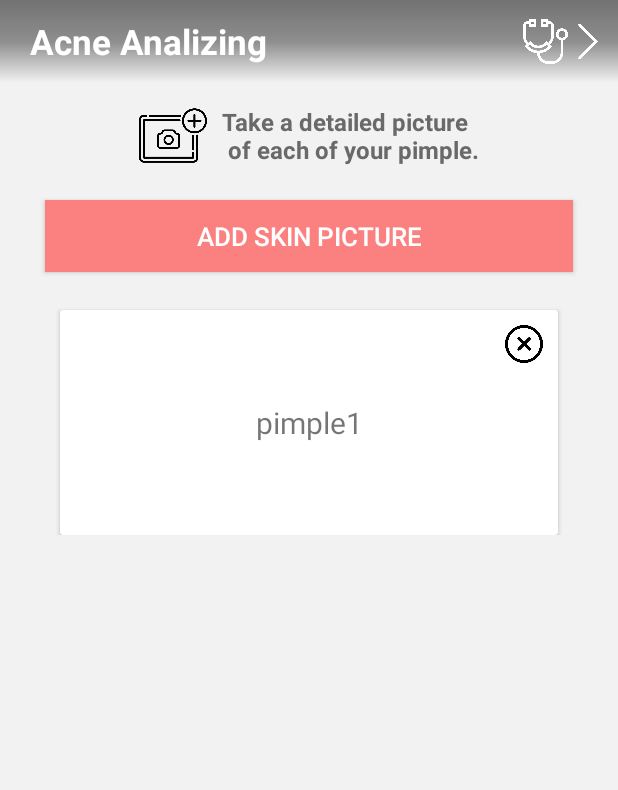
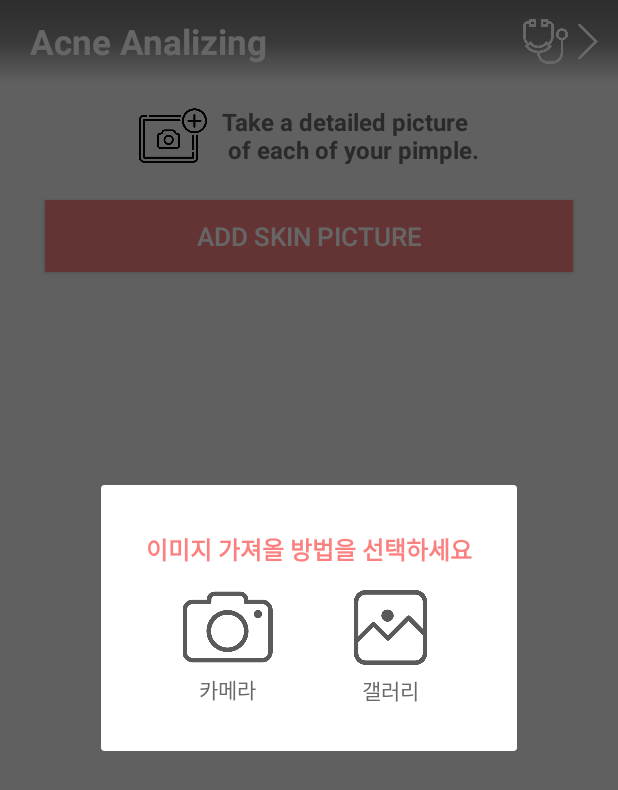
Before and after one commit to OneParkTwoLee/AcneAnalyzer, an Android app: the screen it shows after launch (MainActivity), after a tap on "ADD SKIN PICTURE", on a phone screen of 412 x 824 dp. Shown: the top 790 px of the screen. Run offline under Robolectric (Android 15) with nearby library versions, the phone set to English and light mode, and no system bars.

Commit message:
Custom Dialog finish & checking

```diff
--- /dev/null
+++ b/app/src/main/java/com/onePtwoL/acneanalyzer/DialogClickListener.java
@@ -0,0 +1,6 @@
+package com.onePtwoL.acneanalyzer;
+
+public interface DialogClickListener {
+    void onCameraClick();
+    void onGalleryClick();
+}
--- /dev/null
+++ b/app/src/main/java/com/onePtwoL/acneanalyzer/DialogForImage.java
@@ -0,0 +1,52 @@
+package com.onePtwoL.acneanalyzer;
+
+import androidx.annotation.NonNull;
+import androidx.appcompat.app.AppCompatActivity;
+
+import android.app.Dialog;
+import android.content.Context;
+import android.graphics.Camera;
+import android.os.Bundle;
+import android.view.View;
+import android.widget.ImageButton;
+import android.widget.ImageView;
+
+public class DialogForImage extends Dialog {
+
+    private Context context;
+    private DialogClickListener dialogClickListener;
+    private ImageView CameraBtn, GalleryBtn;
+
+    public DialogForImage(@NonNull Context context, DialogClickListener dialogClickListener) {
+        super(context);
+        this.context = context;
+        this.dialogClickListener = dialogClickListener;
+    }
+
+    @Override
+    protected void onCreate(Bundle savedInstanceState) {
+        super.onCreate(savedInstanceState);
+        setContentView(R.layout.activity_dialog_for_image);
+
+        CameraBtn = findViewById(R.id.dialog_camera_btn);
+        GalleryBtn = findViewById(R.id.dialog_gallary_btn);
+        CameraBtn.setClickable(true);
+        GalleryBtn.setClickable(true);
+
+        CameraBtn.setOnClickListener(new View.OnClickListener() {
+            @Override
+            public void onClick(View v) {
+                dialogClickListener.onCameraClick();
+                dismiss();
+            }
+        });
+
+        GalleryBtn.setOnClickListener(new View.OnClickListener() {
+            @Override
+            public void onClick(View v) {
+                dialogClickListener.onGalleryClick();
+                dismiss();
+            }
+        });
+    }
+}
--- a/app/src/main/java/com/onePtwoL/acneanalyzer/MainActivity.java
+++ b/app/src/main/java/com/onePtwoL/acneanalyzer/MainActivity.java
@@ -4,12 +4,16 @@ import androidx.appcompat.app.AppCompatActivity;
 import androidx.recyclerview.widget.LinearLayoutManager;
 import androidx.recyclerview.widget.RecyclerView;
 
+import android.content.Context;
+import android.graphics.Bitmap;
 import android.graphics.Color;
 import android.graphics.PorterDuff;
+import android.net.Uri;
 import android.os.Bundle;
 import android.util.Log;
 import android.view.MotionEvent;
 import android.view.View;
+import android.view.WindowManager;
 import android.widget.Button;
 import android.widget.ImageButton;
 import android.widget.ImageView;
@@ -18,15 +22,29 @@ import android.widget.LinearLayout;
 import java.util.ArrayList;
 
 public class MainActivity extends AppCompatActivity {
+    /* Activity와 연결된 컴포넌트 */
     Button AddPicBtn;
     ImageView DiagnosisImageView, NextImageView;
     LinearLayout NextLinearLayout;
 
+    /* RecyclerView와 관련된 컴포넌트 */
     ArrayList<Skin> skinArrayList;
     RecyclerView recyclerView;
     LinearLayoutManager layoutManager;
     MyAdapter myAdapter;
     int count = 0;
+
+    /* 카메라, 갤러리와 관련된 컴포넌트 */
+    DialogForImage dialog;
+
+    private static final int PICK_FROM_CAMERA = 1;
+    private static final int PICK_FROM_ALBUM = 2;
+    private static final int CROP_PICTURE = 3;
+    private static final int PICK_FROM_FILE = 4;
+
+    private static Uri imageUri;
+    private String imagePath;
+    private Bitmap imageBitmap;
 
 
     @Override
@@ -38,9 +56,10 @@ public class MainActivity extends AppCompatActivity {
         DiagnosisImageView = findViewById(R.id.diag_ImageView);
         NextImageView = findViewById(R.id.next_ImageView);
         NextLinearLayout = findViewById(R.id.next_LinearLayout);
+        // UI(Custom ActionBar)
         setActionBarButton();
 
-
+        // RecyclerView 설정
         skinArrayList = new ArrayList<>();
 
         recyclerView = findViewById(R.id.picture_RecyclerView);
@@ -51,7 +70,8 @@ public class MainActivity extends AppCompatActivity {
         myAdapter = new MyAdapter(skinArrayList);
         recyclerView.setAdapter(myAdapter);
         Log.d("리싸이클러뷰 생성", "true");
-        setClickActionWithAddBtn();
+        //setClickActionWithAddBtn_TEST();
+        clickAddPictureBtn();
 
     }
 
@@ -74,7 +94,8 @@ public class MainActivity extends AppCompatActivity {
         });
     }
 
-    public void setClickActionWithAddBtn(){
+    /* RecyclerView 추가 버튼 - TEST */
+    public void setClickActionWithAddBtn_TEST(){
         AddPicBtn.setOnClickListener(new View.OnClickListener() {
             @Override
             public void onClick(View v) {
@@ -85,4 +106,32 @@ public class MainActivity extends AppCompatActivity {
             }
         });
     }
+
+    public void clickAddPictureBtn(){
+        AddPicBtn.setOnClickListener(new View.OnClickListener() {
+            @Override
+            public void onClick(View v) {
+                dialog = new DialogForImage(MainActivity.this, new DialogClickListener() {
+                    @Override
+                    public void onCameraClick() {
+                        Log.d("카메라 클릭", "OK");
+                    }
+
+                    @Override
+                    public void onGalleryClick() {
+                        Log.d("갤러리 클릭", "OK");
+                    }
+                });
+                dialog.setCancelable(true);
+                dialog.setCanceledOnTouchOutside(true);
+                dialog.getWindow().setLayout(WindowManager.LayoutParams.MATCH_PARENT, WindowManager.LayoutParams.MATCH_PARENT);
+                dialog.show();
+            }
+        });
+
+    }
+
+
+
+
 }
--- a/app/src/main/res/drawable/box_with_stroke.xml
+++ b/app/src/main/res/drawable/box_with_stroke.xml
@@ -3,6 +3,6 @@
     <solid android:color="@color/colorWhite"/>
     <stroke
         android:width="3dp"
-        android:color="@android:color/darker_gray"/>
+        android:color="@color/colorLightRed"/>
     <corners android:radius="15dp"/>
 </shape>
--- /dev/null
+++ b/app/src/main/res/layout/activity_dialog_for_image.xml
@@ -0,0 +1,74 @@
+<?xml version="1.0" encoding="utf-8"?>
+<androidx.constraintlayout.widget.ConstraintLayout
+    xmlns:android="http://schemas.android.com/apk/res/android"
+    xmlns:app="http://schemas.android.com/apk/res-auto"
+    android:layout_width="match_parent"
+    android:layout_height="match_parent"
+    android:layout_margin="30dp">
+    <TextView
+        android:id="@+id/dialog_title_textView"
+        android:layout_width="match_parent"
+        android:layout_height="wrap_content"
+        android:text="이미지 가져올 방법을 선택하세요"
+        android:textSize="16dp"
+        android:textStyle="bold"
+        android:textColor="@color/colorLightRed"
+        app:layout_constraintTop_toTopOf="parent"
+        app:layout_constraintRight_toRightOf="parent"
+        app:layout_constraintLeft_toLeftOf="parent"
+        app:layout_constraintBottom_toTopOf="@id/dialog_camera_btn"/>
+
+    <ImageView
+        android:id="@+id/dialog_camera_btn"
+        android:layout_width="0dp"
+        android:layout_height="60dp"
+        android:gravity="center"
+        android:layout_gravity="center"
+        android:layout_marginTop="10dp"
+        android:src="@drawable/camera"
+        android:alpha="0.65"
+        app:layout_constraintTop_toBottomOf="@id/dialog_title_textView"
+        app:layout_constraintLeft_toLeftOf="@id/dialog_title_textView"
+        app:layout_constraintRight_toLeftOf="@id/dialog_gallary_btn"
+        app:layout_constraintBottom_toTopOf="@id/dialog_camera_textView"/>
+
+    <ImageView
+        android:id="@+id/dialog_gallary_btn"
+        android:layout_width="0dp"
+        android:layout_height="50dp"
+        android:gravity="center"
+        android:layout_gravity="center"
+        android:layout_marginTop="15dp"
+        android:src="@drawable/picture"
+        android:alpha="0.65"
+        app:layout_constraintTop_toBottomOf="@id/dialog_title_textView"
+        app:layout_constraintRight_toRightOf="@id/dialog_title_textView"
+        app:layout_constraintLeft_toRightOf="@id/dialog_camera_btn"
+        app:layout_constraintBottom_toTopOf="@+id/dialog_gallary_textView"/>
+
+    <TextView
+        android:id="@+id/dialog_camera_textView"
+        android:layout_width="wrap_content"
+        android:layout_height="wrap_content"
+        android:text="카메라"
+        android:textColor="@color/colorMiddleGray"
+        android:gravity="center"
+        app:layout_constraintTop_toBottomOf="@id/dialog_camera_btn"
+        app:layout_constraintRight_toRightOf="@id/dialog_camera_btn"
+        app:layout_constraintLeft_toLeftOf="@id/dialog_camera_btn"
+        app:layout_constraintBottom_toBottomOf="parent"/>
+
+    <TextView
+        android:id="@+id/dialog_gallary_textView"
+        android:layout_width="wrap_content"
+        android:layout_height="wrap_content"
+        android:text="갤러리"
+        android:textColor="@color/colorMiddleGray"
+        android:gravity="center"
+        android:layout_marginTop="6dp"
+        app:layout_constraintTop_toBottomOf="@id/dialog_gallary_btn"
+        app:layout_constraintRight_toRightOf="@id/dialog_gallary_btn"
+        app:layout_constraintLeft_toLeftOf="@id/dialog_gallary_btn"
+        app:layout_constraintBottom_toBottomOf="parent"/>
+
+</androidx.constraintlayout.widget.ConstraintLayout>
--- a/app/src/main/res/layout/activity_main.xml
+++ b/app/src/main/res/layout/activity_main.xml
@@ -67,7 +67,7 @@
             android:layout_height="match_parent"
             android:layout_gravity="center"
             android:layout_marginRight="10dp"
-            android:src="@drawable/camera"/>
+            android:src="@drawable/add_camera"/>
         <TextView
             android:id="@+id/title_TextView"
             android:layout_width="wrap_content"
--- a/app/src/main/res/layout/skin_picture_row.xml
+++ b/app/src/main/res/layout/skin_picture_row.xml
@@ -29,10 +29,11 @@
                 android:gravity="center"/>
             <Button
                 android:id="@+id/skin_closeBtn"
-                android:layout_width="25dp"
-                android:layout_height="25dp"
+                android:layout_width="30dp"
+                android:layout_height="30dp"
                 android:layout_margin="10dp"
                 android:background="@drawable/close"
+                android:alpha="0.7"
                 android:layout_alignRight="@id/skin_TextView" />
         </RelativeLayout>
     </androidx.cardview.widget.CardView>
```
Also changed, not shown: app/src/main/res/drawable/add_camera.png (added), app/src/main/res/drawable/camera.png.
